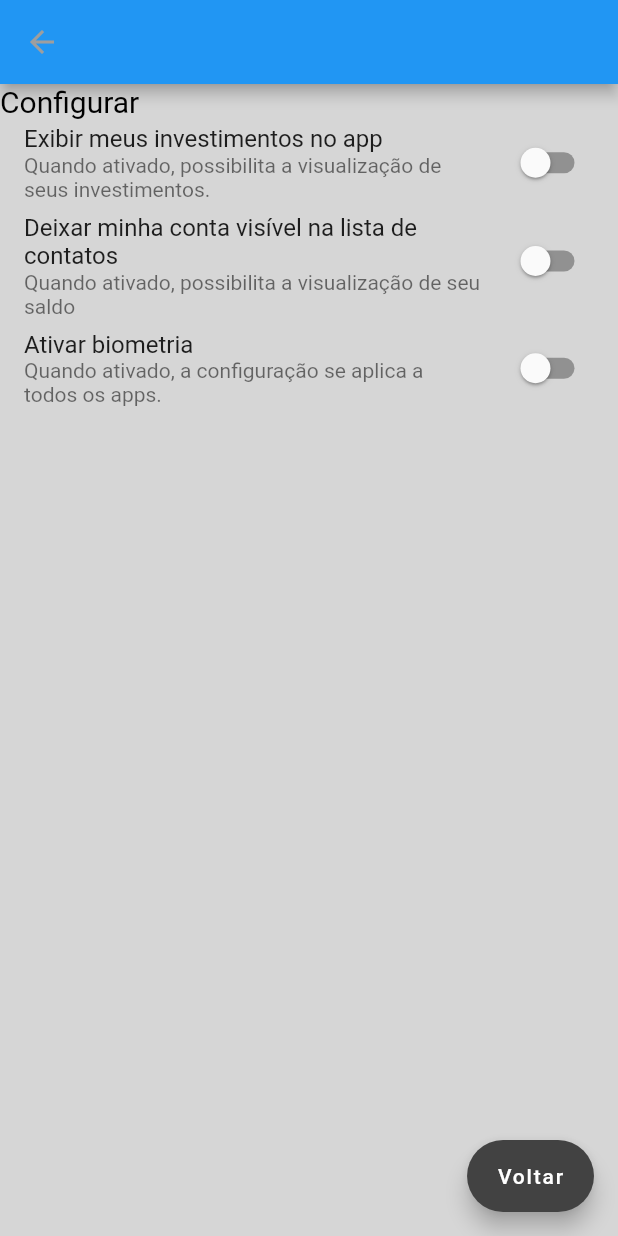
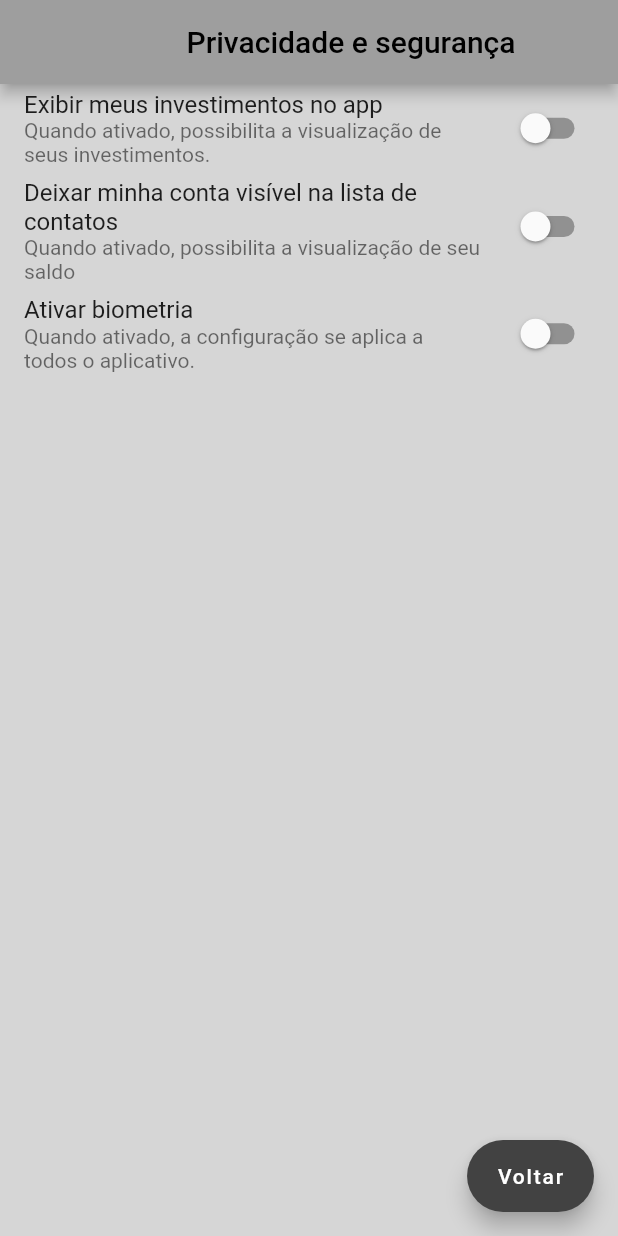
Before and after one commit to proz-tecnologia/PIT03GP01, a Flutter app: the Notificacoes screen opened by its route, on a phone screen of 412 x 824 dp. Run offline on Flutter 3.47's test engine with Material 2 defaults, Android fonts, the phone set to English and light mode, and no system bars; our stand-ins replace brasil_fields, currency_text_input_formatter, firebase_core, flutter_inset_box_shadow, flutter_slidable, shared_preferences and 1 more; missing offline and left inert: flutter_date_difference, mask, shared_preferences_web; accounts and stored records are empty; statements that could not run were skipped.

Commit message:
appbar_privacidade_segurança

```diff
--- a/lib/ui/pages/homepage/appbar_config/profile/pages/notificacoes.dart
+++ b/lib/ui/pages/homepage/appbar_config/profile/pages/notificacoes.dart
@@ -19,6 +19,13 @@ class _NotificacoesState extends State<Notificacoes> {
   Widget build(BuildContext context) {
     return Scaffold(
       appBar: AppBar(
+        backgroundColor: Colors.grey[500],
+        title: Center(
+          child: Text(
+            'Privacidade e segurança',
+            style: TextStyle(color: Colors.black),
+          ),
+        ),
         iconTheme: IconThemeData(color: Colors.grey),
       ),
       backgroundColor: Colors.grey[350],
@@ -34,10 +41,6 @@ class _NotificacoesState extends State<Notificacoes> {
           //mainAxisAlignment: MainAxisAlignment.start,
           crossAxisAlignment: CrossAxisAlignment.start,
           children: <Widget>[
-            const Text(
-              'Configurar',
-              style: TextStyle(fontSize: 20, color: Colors.black),
-            ),
             SwitchListTile(
               title: const Text("Exibir meus investimentos no app"),
               subtitle: const Text(
@@ -69,7 +72,7 @@ class _NotificacoesState extends State<Notificacoes> {
             SwitchListTile(
               title: const Text("Ativar biometria"),
               subtitle: const Text(
-                  "Quando ativado, a configuração se aplica a todos os apps."),
+                  "Quando ativado, a configuração se aplica a todos o aplicativo."),
               value: _modoBiometria,
               onChanged: (valor) {
                 setState(() {
```
